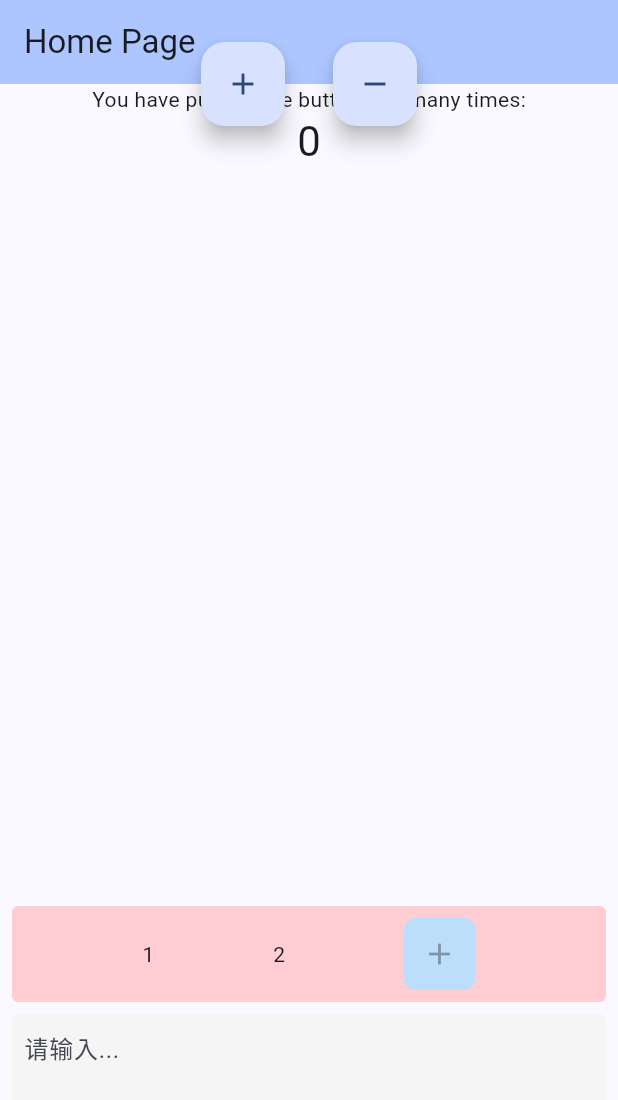
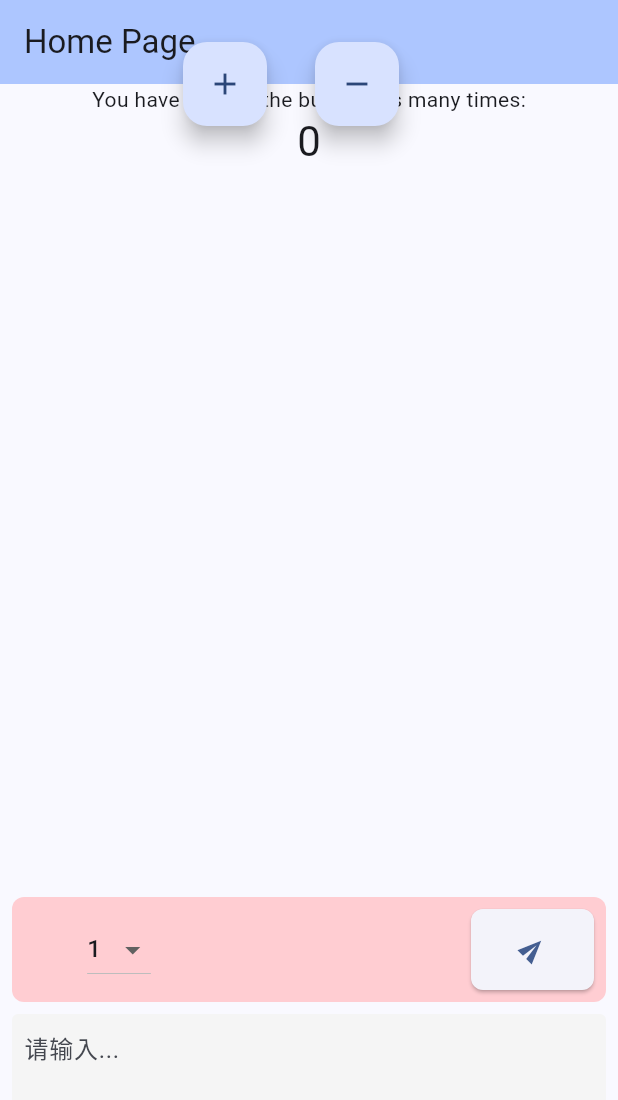
Before and after one commit to gnl00/flutter-1st-app, a Flutter app: the screen it shows after launch, on a phone screen of 412 x 824 dp. Shown: the top 1100 px of the screen. Run offline on Flutter 3.47's test engine with Material 3 defaults, Android fonts, the phone set to English and light mode, and no system bars.

Commit message:
minor update

```diff
--- a/lib/main.dart
+++ b/lib/main.dart
@@ -1,4 +1,7 @@
+import 'dart:developer';
+
 import 'package:flutter/material.dart';
+import 'dart:math' as math;
 
 void main() {
   runApp(const MyApp());
@@ -56,6 +59,16 @@ class MyHomePage extends StatefulWidget {
 
 class _MyHomePageState extends State<MyHomePage> {
   int _counter = 0;
+  final _controller = TextEditingController();
+
+  void _onSendPress() {
+    String text = _controller.text.trim();
+    if (text.isNotEmpty) {
+      print("on send press _controller.text: " + _controller.text.trim());
+      _controller.clear();
+    }
+
+  }
 
   void _incrementCounter() {
     setState(() {
@@ -77,6 +90,13 @@ class _MyHomePageState extends State<MyHomePage> {
       // called again, and so nothing would appear to happen.
       _counter--;
     });
+  }
+
+  @override
+  void dispose() {
+    // 释放资源
+    _controller.dispose();
+    super.dispose();
   }
 
   @override
@@ -128,29 +148,61 @@ class _MyHomePageState extends State<MyHomePage> {
                       margin: const EdgeInsets.symmetric(horizontal: 8.0),
                       decoration: BoxDecoration(
                         color: Colors.red[100],
-                        borderRadius: BorderRadius.circular(4.0),
+                        borderRadius: BorderRadius.circular(8.0),
                       ),
                       child: Padding(
                         padding: const EdgeInsets.all(8.0),
                         child: Row(
                           mainAxisAlignment: MainAxisAlignment.spaceEvenly,
                           children: <Widget>[
-                            Column(
-                              children: [Text("1")],
+                            Expanded(
+                              child: Container(
+                                // color: Colors.green[100],
+                                child: Column(
+                                  children: [DropdownButton<int>(
+                                    value: 1, // 默认值为1
+                                    items: List.generate(10, (index) {
+                                      return DropdownMenuItem<int>(
+                                        value: index + 1,
+                                        child: Text("${index + 1}"),
+                                      );
+                                    }),
+                                    onChanged: (int? newValue) {
+                                      // 在这里添加选择后的处理逻辑
+                                    },
+                                  ),
+                                ],
+                                ),
+                              ),
                             ),
-                            Column(
-                              children: [Text("2")],
+                            Expanded(
+                              child: Container(
+                                color: Colors.yellow[100],
+                                child: Column(
+                                  children: [],
+                                ),
+                              ),
                             ),
-                            Column(
-                              children: [
-                                Container(
-                                  decoration: BoxDecoration(
-                                    color: Colors.blue[100],
-                                    borderRadius: BorderRadius.circular(8.0),
+                            Expanded(
+                              child: Column(
+                                children: [Align(
+                                  alignment: Alignment.centerRight,
+                                  child: ElevatedButton(
+                                    onPressed: _onSendPress,
+                                    style: ElevatedButton.styleFrom(
+                                      padding: EdgeInsets.symmetric(horizontal: 32.0, vertical: 18.0),
+                                      shape: const RoundedRectangleBorder(
+                                        borderRadius: BorderRadius.all(Radius.circular(8))
+                                      ),
+                                    ),
+                                    child: Transform.rotate(
+                                      alignment: Alignment.center,
+                                      angle: - math.pi / 4,
+                                      child: const Icon(Icons.send),
+                                    ),
                                   ),
-                                  child: IconButton(onPressed: null, icon: const Icon(Icons.add)),
-                                )
-                              ],
+                                )],
+                              ),
                             ),
                           ],
                         ),
@@ -159,8 +211,10 @@ class _MyHomePageState extends State<MyHomePage> {
                     Padding(
                       padding: const EdgeInsets.all(8.0),
                       child: SizedBox(
-                        child: TextField(
+                        child: TextFormField(
                           maxLines: 5,
+                          keyboardType: TextInputType.multiline,
+                          controller: _controller,
                           decoration: InputDecoration(
                             hintText: '请输入...',
                             fillColor: Colors.grey[100],
@@ -184,7 +238,7 @@ class _MyHomePageState extends State<MyHomePage> {
           ],
         ),
       ),
-      floatingActionButtonLocation: FloatingActionButtonLocation.centerTop, // 设置浮动作按钮的位置
+      floatingActionButtonLocation: FloatingActionButtonLocation.miniEndTop, // 设置浮动作按钮的位置
       floatingActionButton: Padding(
         padding: const EdgeInsets.all(8.0),
         child: Row(
```
Also changed, not shown: 6 other files.
